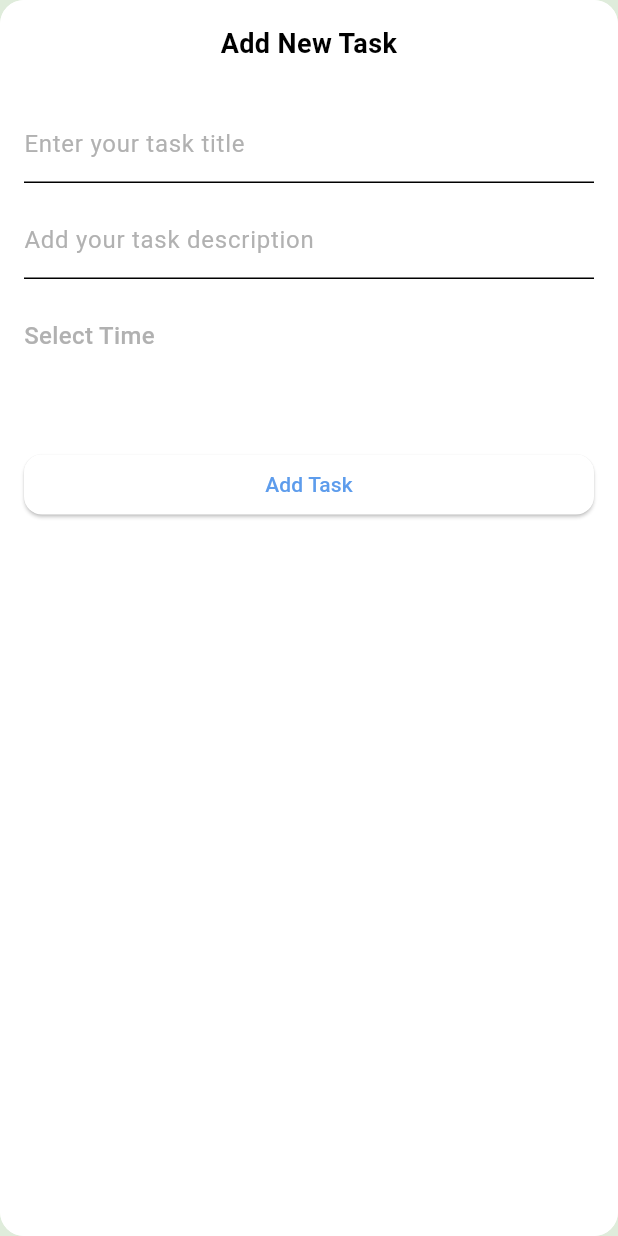
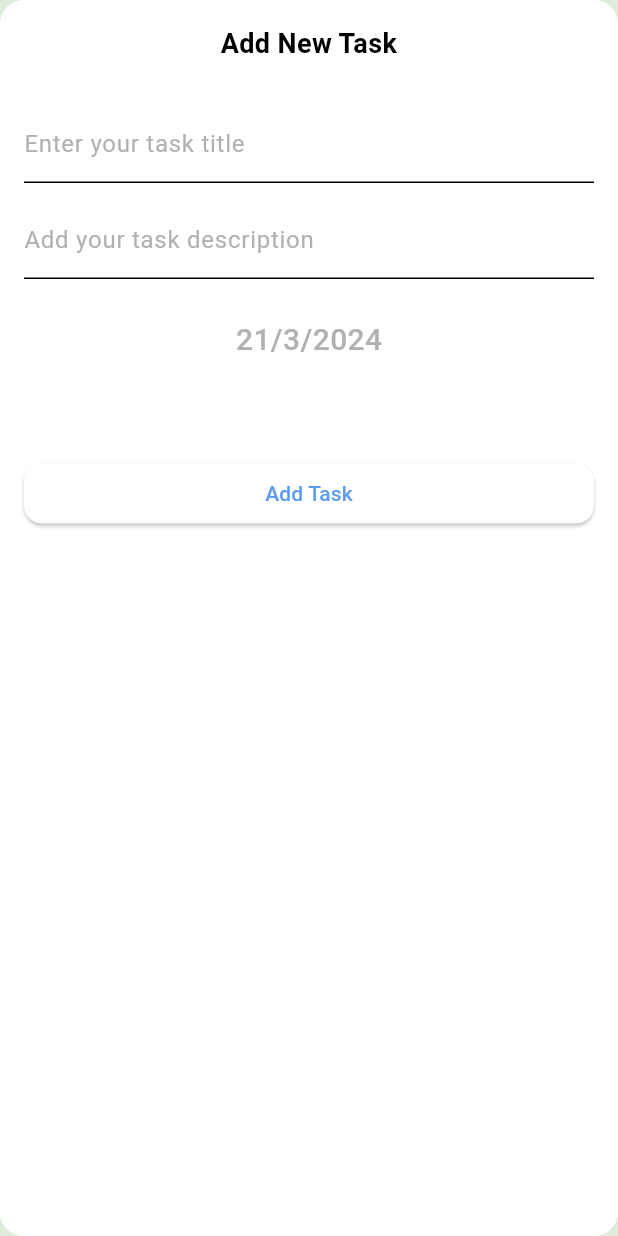
Before and after one commit to MuhamedUssama/Todo-App, a Flutter app: the AddTaskBottomSheet widget shown alone on an empty page, opened directly, on a phone screen of 412 x 824 dp. Run offline on Flutter 3.47's test engine with Material 3 defaults, Android fonts, the phone set to English and light mode, and no system bars; our stand-ins replace cloud_firestore, firebase_auth, firebase_core; accounts and stored records are empty.

Commit message:
Show and edit date for tasks in BottmSheet

```diff
--- a/lib/screens/home/home.dart
+++ b/lib/screens/home/home.dart
@@ -68,7 +68,10 @@ class _HomeScreenState extends State<HomeScreen> {
             color: Colors.white,
           ),
         ),
-        child: const Icon(Icons.add),
+        child: const Icon(
+          Icons.add,
+          color: Colors.white,
+        ),
       );
 
   void showAddTaskBottmSheet() {
--- a/lib/widgets/tasks_bottom_sheet.dart
+++ b/lib/widgets/tasks_bottom_sheet.dart
@@ -1,13 +1,21 @@
 import 'package:flutter/material.dart';
 import 'package:todo_app/widgets/custom_text_field.dart';
 
-class AddTaskBottomSheet extends StatelessWidget {
+class AddTaskBottomSheet extends StatefulWidget {
+  const AddTaskBottomSheet({super.key});
+
+  @override
+  State<AddTaskBottomSheet> createState() => _AddTaskBottomSheetState();
+}
+
+class _AddTaskBottomSheetState extends State<AddTaskBottomSheet> {
   final TextEditingController titleController = TextEditingController();
+
   final TextEditingController descriptionController = TextEditingController();
 
-  var formKey = GlobalKey<FormState>();
+  final GlobalKey<FormState> formKey = GlobalKey<FormState>();
 
-  AddTaskBottomSheet({super.key});
+  final DateTime selectedDate = DateTime.now();
 
   @override
   Widget build(BuildContext context) {
@@ -60,15 +68,22 @@ class AddTaskBottomSheet extends StatelessWidget {
               ),
               const SizedBox(height: 26),
               Row(
-                mainAxisAlignment: MainAxisAlignment.start,
+                mainAxisAlignment: MainAxisAlignment.center,
                 children: [
-                  Text(
-                    "Select Time",
-                    style: TextStyle(
-                      color: Theme.of(context).unselectedWidgetColor,
-                      fontSize: 16,
-                      fontWeight: FontWeight.w500,
+                  InkWell(
+                    child: Text(
+                      selectedDateToRetturn == null
+                          ? "${selectedDate.day}/${selectedDate.month}/${selectedDate.year}"
+                          : "${selectedDateToRetturn!.day}/${selectedDateToRetturn!.month}/${selectedDateToRetturn!.year}",
+                      style: TextStyle(
+                        color: Theme.of(context).unselectedWidgetColor,
+                        fontSize: 20,
+                        fontWeight: FontWeight.w500,
+                      ),
                     ),
+                    onTap: () {
+                      showTaskDatePicker();
+                    },
                   ),
                 ],
               ),
@@ -98,4 +113,19 @@ class AddTaskBottomSheet extends StatelessWidget {
       return;
     }
   }
+
+  DateTime? selectedDateToRetturn;
+
+  void showTaskDatePicker() async {
+    DateTime? date = await showDatePicker(
+      context: context,
+      initialDate: selectedDateToRetturn ?? selectedDate,
+      firstDate: selectedDate,
+      lastDate: selectedDate.add(const Duration(days: 365)),
+    );
+
+    setState(() {
+      selectedDateToRetturn = date;
+    });
+  }
 }
```
